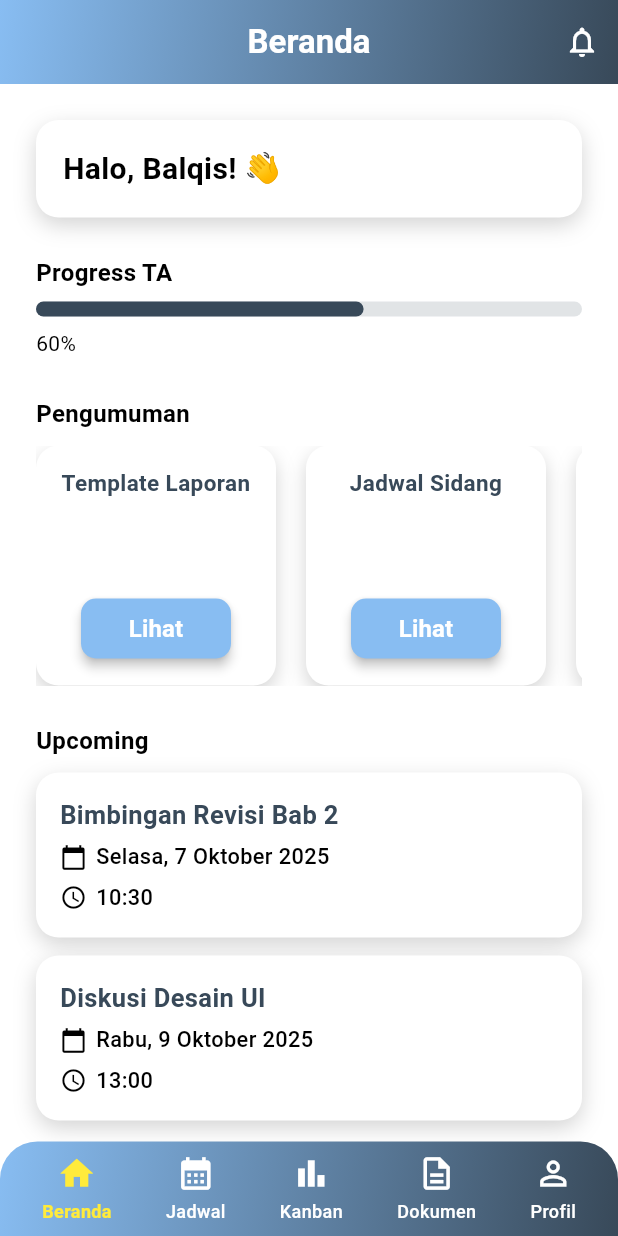
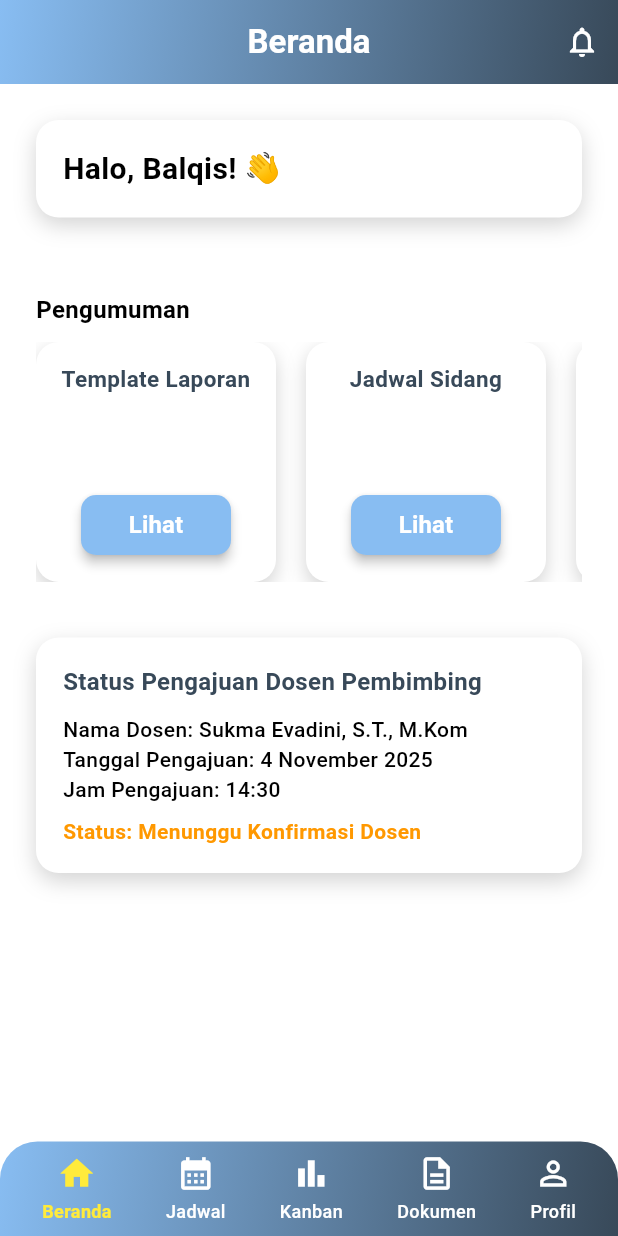
Before and after one commit to Mifrhmh-git/PBL-301-InTA-Mobile-Front-End, a Flutter app: the HomePage screen opened by its route, on a phone screen of 412 x 824 dp. Run offline on Flutter 3.47's test engine with Material 3 defaults, Android fonts, the phone set to English and light mode, and no system bars; our stand-ins replace file_picker, get, google_fonts, shared_preferences, table_calendar; accounts and stored records are empty.

Commit message:
update menu home untuk mahasiswa

```diff
--- a/lib/pages/page_mahasiswa/home_page.dart
+++ b/lib/pages/page_mahasiswa/home_page.dart
@@ -24,7 +24,7 @@ class _HomePageState extends State<HomePage> {
   final controller = Get.find<myCtrl.MenuController>();
 
   // 🔥 Status mahasiswa: 'belum', 'menunggu', atau 'sudah'
-  String status = 'sudah';
+  String status = 'menunggu';
 
   @override
   Widget build(BuildContext context) {
@@ -220,8 +220,11 @@ class _HomePageState extends State<HomePage> {
   }
 
   // ================= Jika status pengajuan sedang menunggu =================
-  Widget _buildCardStatusPengajuan() {
-    return Container(
+ Widget _buildCardStatusPengajuan() {
+  return Padding(
+    padding: const EdgeInsets.only(top: 12),
+    child: Container(
+      width: double.infinity,
       padding: const EdgeInsets.all(18),
       decoration: BoxDecoration(
         color: Colors.white,
@@ -229,14 +232,14 @@ class _HomePageState extends State<HomePage> {
         boxShadow: [
           BoxShadow(
             color: Colors.grey.withOpacity(0.45),
-            blurRadius: 10,
+            blurRadius: 12,
             offset: const Offset(0, 5),
           ),
         ],
       ),
-      child: Column(
+      child: const Column(
         crossAxisAlignment: CrossAxisAlignment.start,
-        children: const [
+        children: [
           Text(
             "Status Pengajuan Dosen Pembimbing",
             style: TextStyle(
@@ -245,10 +248,29 @@ class _HomePageState extends State<HomePage> {
               fontSize: 16,
             ),
           ),
-          SizedBox(height: 10),
-          Text("Nama Dosen: Sukma Evadini, S.T., M.Kom"),
-          Text("Tanggal Pengajuan: 4 November 2025"),
-          Text("Jam Pengajuan: 14:30"),
+         SizedBox(height: 10),
+Text(
+  "Nama Dosen: Sukma Evadini, S.T., M.Kom",
+  style: TextStyle(
+    color: Colors.black, // ✅ hitam pekat
+    fontWeight: FontWeight.w500,
+  ),
+),
+Text(
+  "Tanggal Pengajuan: 4 November 2025",
+  style: TextStyle(
+    color: Colors.black, // ✅ hitam pekat
+    fontWeight: FontWeight.w500,
+  ),
+),
+Text(
+  "Jam Pengajuan: 14:30",
+  style: TextStyle(
+    color: Colors.black, // ✅ hitam pekat
+    fontWeight: FontWeight.w500,
+  ),
+),
+
           SizedBox(height: 8),
           Text(
             "Status: Menunggu Konfirmasi Dosen",
@@ -259,8 +281,11 @@ class _HomePageState extends State<HomePage> {
           ),
         ],
       ),
-    );
-  }
+    ),
+  );
+}
+
+
 
   // ================= Progress TA =================
   Widget _buildProgressTA() {
```
